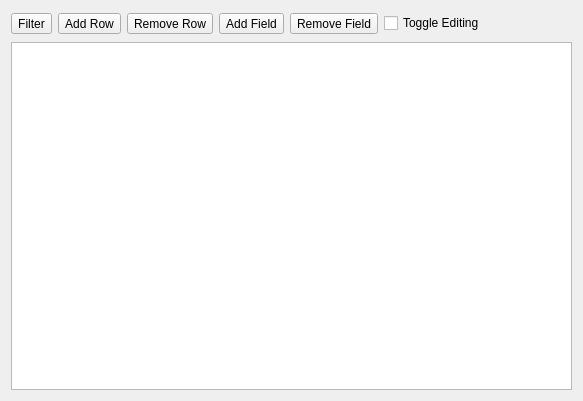
Qt form ui/raw/_attributesTable.ui (yiguanxianyu/PiGIS) before a commit.
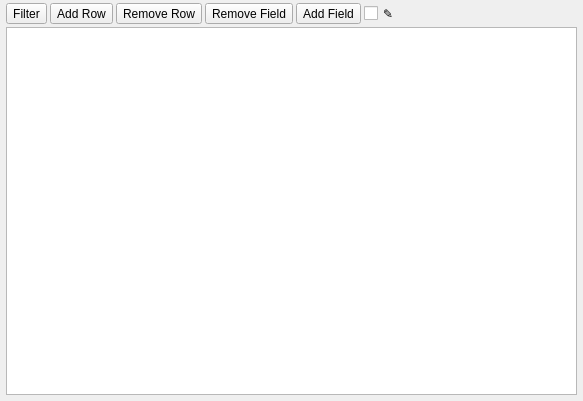
The same form after that commit.

Commit message: Attributes table update

Diff of the .ui file:
```diff
--- a/ui/raw/_attributesTable.ui
+++ b/ui/raw/_attributesTable.ui
@@ -16,34 +16,24 @@
   <property name="windowTitle">
    <string>Attributes Table</string>
   </property>
-  <layout class="QGridLayout" name="gridLayout">
-   <item row="0" column="0">
-    <widget class="QWidget" name="widget" native="true">
-     <property name="minimumSize">
-      <size>
-       <width>0</width>
-       <height>25</height>
-      </size>
-     </property>
-     <property name="maximumSize">
-      <size>
-       <width>16777215</width>
-       <height>25</height>
-      </size>
-     </property>
-     <layout class="QHBoxLayout" name="horizontalLayout">
+  <layout class="QVBoxLayout" name="verticalLayout">
+   <property name="spacing">
+    <number>3</number>
+   </property>
       <property name="leftMargin">
-       <number>0</number>
+    <number>6</number>
       </property>
       <property name="topMargin">
-       <number>0</number>
+    <number>3</number>
       </property>
       <property name="rightMargin">
-       <number>0</number>
+    <number>6</number>
       </property>
       <property name="bottomMargin">
-       <number>0</number>
-      </property>
+    <number>6</number>
+   </property>
+   <item>
+    <layout class="QHBoxLayout" name="horizontalLayout">
       <item>
        <widget class="QToolButton" name="filterData">
         <property name="text">
@@ -65,13 +55,6 @@
         </property>
        </widget>
       </item>
-      <item>
-       <widget class="QToolButton" name="addFieldButton">
-        <property name="text">
-         <string>Add Field</string>
-        </property>
-       </widget>
-      </item>
       <item>
        <widget class="QToolButton" name="removeFieldButton">
         <property name="text">
@@ -79,20 +62,39 @@
         </property>
        </widget>
       </item>
+     <item>
+      <widget class="QToolButton" name="addFieldButton">
+       <property name="text">
+        <string>Add Field</string>
+       </property>
+      </widget>
+     </item>
       <item>
        <widget class="QCheckBox" name="toggleEditingCheckBox">
         <property name="contextMenuPolicy">
          <enum>Qt::NoContextMenu</enum>
         </property>
         <property name="text">
-         <string>Toggle Editing</string>
+        <string>✎</string>
         </property>
        </widget>
       </item>
-     </layout>
-    </widget>
+     <item>
+      <spacer name="horizontalSpacer">
+       <property name="orientation">
+        <enum>Qt::Horizontal</enum>
+       </property>
+       <property name="sizeHint" stdset="0">
+        <size>
+         <width>40</width>
+         <height>20</height>
+        </size>
+       </property>
+      </spacer>
+     </item>
+    </layout>
    </item>
-   <item row="1" column="0">
+   <item>
     <widget class="QTableView" name="tableView">
      <property name="editTriggers">
       <set>QAbstractItemView::NoEditTriggers</set>
```
Left out of the diff: 17 changed lines with no effect on the pictures. Lines whose indentation alone changed are shown as unchanged. The commit also changes 8 other files.
